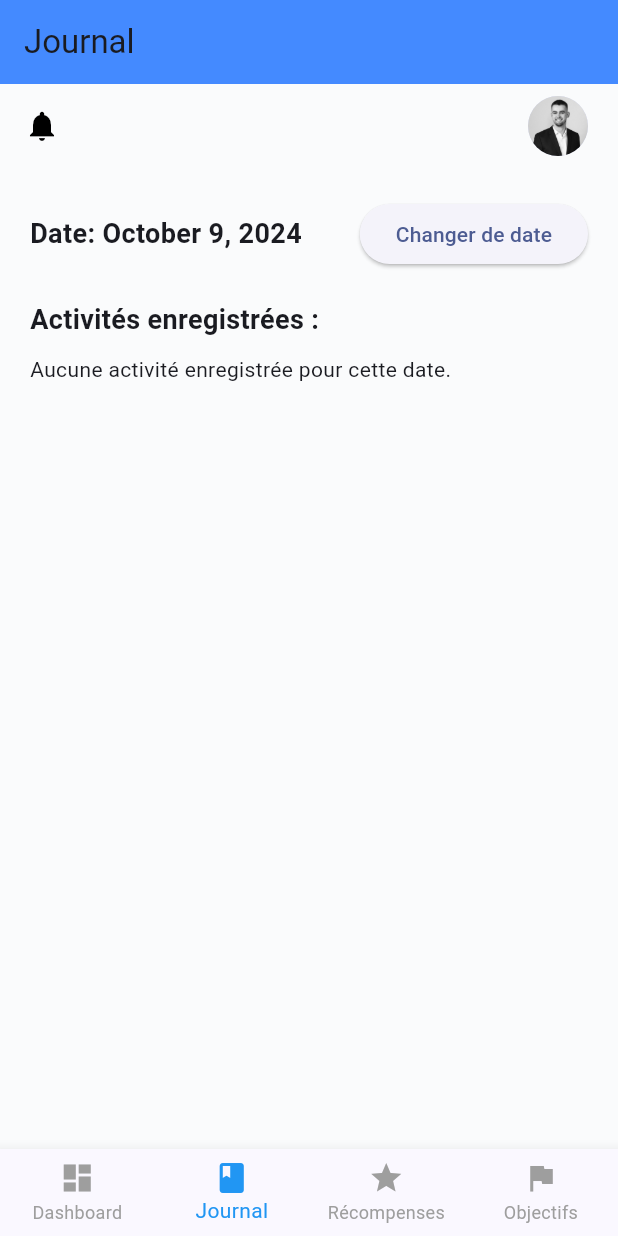
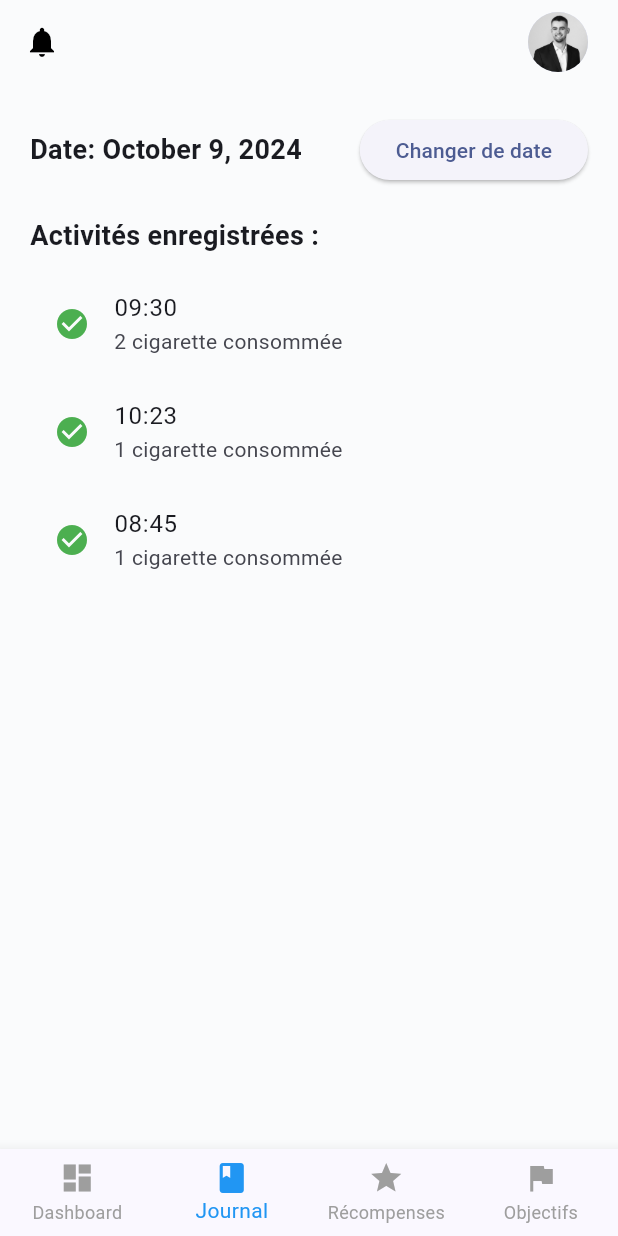
Before and after one commit to LaChancee/hygie-mobile, a Flutter app: the screen it shows after launch, item 2 of the bottom bar chosen, on a phone screen of 412 x 824 dp. Run offline on Flutter 3.47's test engine with Material 3 defaults, Android fonts, the light colour scheme and no system bars; our stand-ins replace flutter_svg.

```diff
--- a/lib/presentation/journal/journal_page.dart
+++ b/lib/presentation/journal/journal_page.dart
@@ -18,7 +18,7 @@ final Map<DateTime, List<Map<String, String>>> activities = {
     {'time': '10:23', 'description': '1 cigarette consommée'},
     {'time': '08:45', 'description': '1 cigarette consommée'},
   ],
-  DateTime(2024, 10, 8): [ // Exemples pour le 7 octobre 2024
+  DateTime(2024, 10, 9): [ // Exemples pour le 7 octobre 2024
     {'time': '09:30', 'description': '2 cigarette consommée'},
     {'time': '10:23', 'description': '1 cigarette consommée'},
     {'time': '08:45', 'description': '1 cigarette consommée'},
@@ -43,10 +43,6 @@ final Map<DateTime, List<Map<String, String>>> activities = {
   @override
   Widget build(BuildContext context) {
     return Scaffold(
-      appBar: AppBar(
-        title: const Text('Journal'),
-        backgroundColor: Colors.blueAccent,
-      ),
       body: SingleChildScrollView(
         child: Column(
           crossAxisAlignment: CrossAxisAlignment.start,
```
Also changed, not shown: pubspec.lock, 1 other file.
